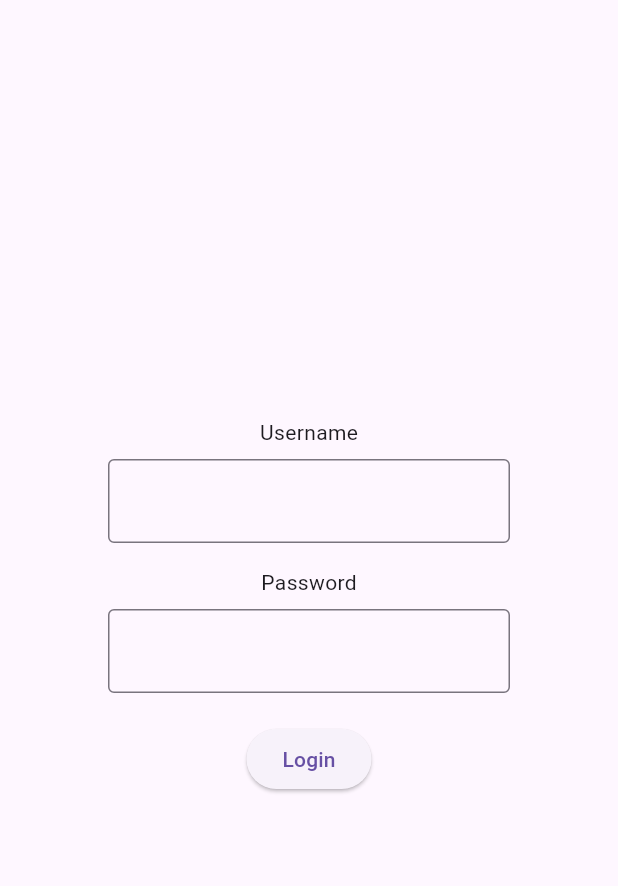
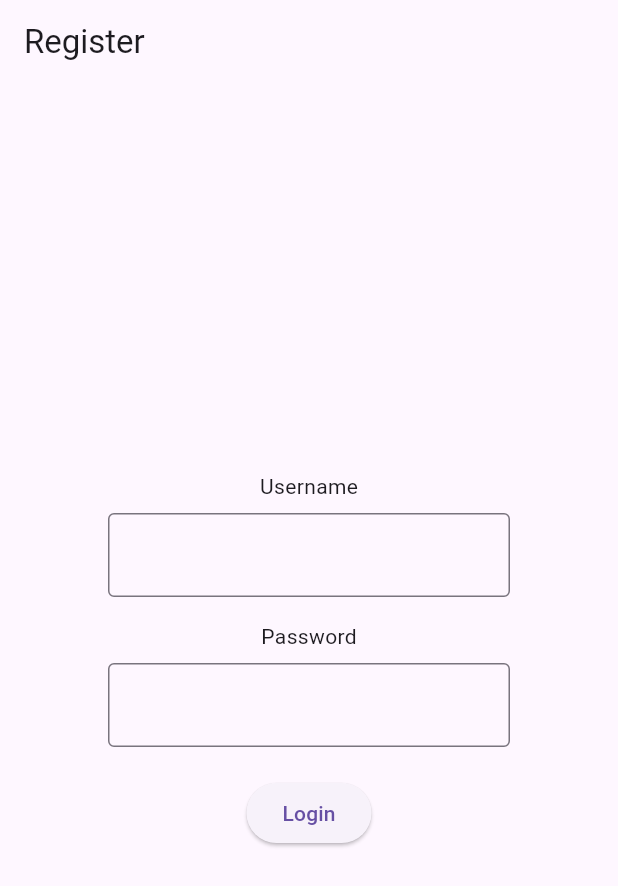
Before and after one commit to Selihei/user_input, a Flutter app: the screen it shows after launch, on a phone screen of 412 x 824 dp. Shown: the top 886 px of the screen. Run offline on Flutter 3.47's test engine with Material 3 defaults, Android fonts, the phone set to English and light mode, and no system bars.

Commit message:
Aufgabe 1 finished

```diff
--- a/lib/main.dart
+++ b/lib/main.dart
@@ -1,4 +1,5 @@
 import 'package:flutter/material.dart';
+import 'package:user_input/register_screen.dart';
 
 void main() {
   runApp(const MainApp());
@@ -9,76 +10,11 @@ class MainApp extends StatelessWidget {
 
   @override
   Widget build(BuildContext context) {
-    return MaterialApp(
+    return const MaterialApp(
+      debugShowCheckedModeBanner: false,
       home: Scaffold(
-        body: const Center(
-          child: LoginForm(),
-        ),
+        body: RegisterForm(),
       ),
     );
   }
 }
-
-class LoginForm extends StatefulWidget {
-  const LoginForm({super.key});
-
-  @override
-  State<LoginForm> createState() => _LoginFormState();
-}
-
-class _LoginFormState extends State<LoginForm> {
-  final TextEditingController _usernameController = TextEditingController();
-  final TextEditingController _passwordController = TextEditingController();
-
-  @override
-  void dispose() {
-    _usernameController.dispose();
-    _passwordController.dispose();
-    super.dispose();
-  }
-
-  void _printInput() {
-    final username = _usernameController.text;
-    final password = _passwordController.text;
-    print('Username: $username');
-    print('Password: $password');
-  }
-
-  @override
-  Widget build(BuildContext context) {
-    return Container(
-      width: 300,
-      height: 300,
-      padding:  EdgeInsets.all(16),
-      child: Column(
-        children: [
-          Text('Username'),
-          SizedBox(height: 8),
-          TextField(
-            controller: _usernameController,
-            decoration: const InputDecoration(
-              border: OutlineInputBorder(),
-            ),
-          ),
-          SizedBox(height: 16),
-          Text("Password"),
-          SizedBox(height: 8),
-          TextField(
-            controller: _passwordController,
-            obscureText: true,
-            decoration: const InputDecoration(
-              border: OutlineInputBorder(),
-            ),
-          ),
-          SizedBox(height: 20),
-          Center(
-            child: ElevatedButton(
-              onPressed: _printInput,
-              child:  Text("Login"),
-            ),
-          ),
-        ],
-      ),
-    );
-  }
-}
--- /dev/null
+++ b/lib/register_screen.dart
@@ -0,0 +1,75 @@
+import 'package:flutter/material.dart';
+import 'package:user_input/login_screen.dart';
+
+class RegisterForm extends StatefulWidget {
+  const RegisterForm({super.key});
+
+  @override
+  State<RegisterForm> createState() => _RegisterFormState();
+}
+
+class _RegisterFormState extends State<RegisterForm> {
+  final TextEditingController _usernameController = TextEditingController();
+  final TextEditingController _passwordController = TextEditingController();
+
+  @override
+  void dispose() {
+    _usernameController.dispose();
+    _passwordController.dispose();
+    super.dispose();
+  }
+
+  void _printInput() {
+    final username = _usernameController.text;
+    final password = _passwordController.text;
+    print('Username: $username');
+    print('Password: $password');
+
+    Navigator.push(
+      context,
+      MaterialPageRoute(builder: (context) => const LoginForm()),
+    );
+  }
+
+  @override
+  Widget build(BuildContext context) {
+    return Scaffold(
+      appBar: AppBar(title: Text("Register"),),
+      body:
+    Center(
+      child: Container(
+        width: 300,
+        padding: const EdgeInsets.all(16),
+        child: Column(
+          mainAxisSize: MainAxisSize.min,
+          children: [
+            const Text('Username'),
+            const SizedBox(height: 8),
+            TextField(
+              controller: _usernameController,
+              decoration: const InputDecoration(
+                border: OutlineInputBorder(),
+              ),
+            ),
+            const SizedBox(height: 16),
+            const Text("Password"),
+            const SizedBox(height: 8),
+            TextField(
+              controller: _passwordController,
+              obscureText: true,
+              decoration: const InputDecoration(
+                border: OutlineInputBorder(),
+              ),
+            ),
+            const SizedBox(height: 20),
+            ElevatedButton(
+              onPressed: _printInput,
+              child: const Text("Login"),
+            ),
+          ],
+        ),
+      ),
+    )
+    );
+  }
+}
```
Also changed, not shown: lib/login_screen.dart (added, +85 -0 lines), lib/welcome_screen.dart (added, +20 -0 lines).
